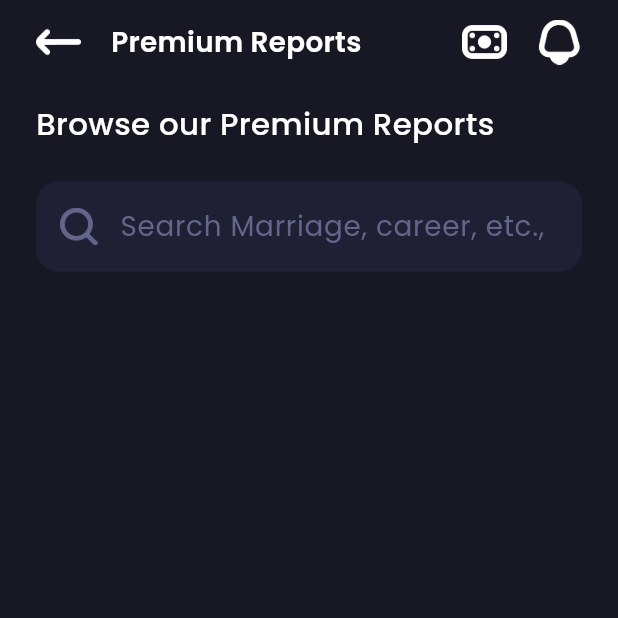
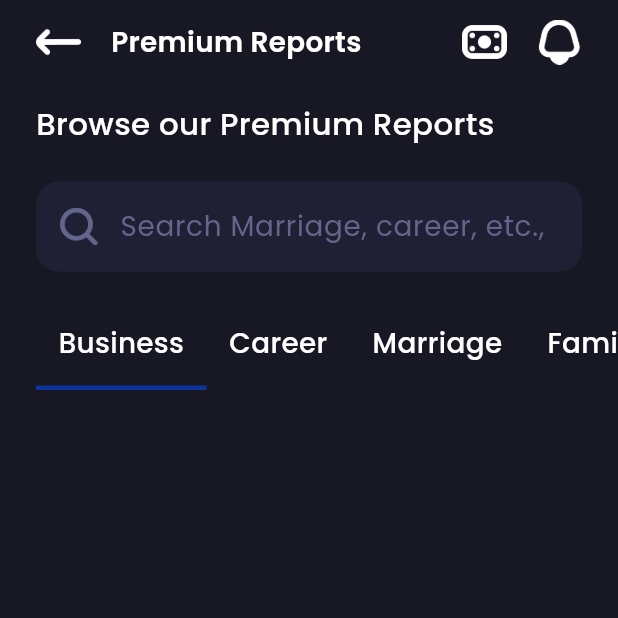
Before and after one commit to marcolous/Flutter-Site_Galleria, a Flutter app: the screen it shows after launch, on a phone screen of 412 x 824 dp, the top half of it. Run offline on Flutter 3.47's test engine with Material 3 defaults, Android fonts, the phone set to English and light mode, and no system bars; our stand-ins replace gap.

Commit message:
finish horizontal categories list view

```diff
--- /dev/null
+++ b/lib/details_screen/widget/categories_h_list_view.dart
@@ -0,0 +1,40 @@
+import 'package:flutter/material.dart';
+import 'package:site_galleria/details_screen/widget/category_h_item.dart';
+
+class CategoriesHListView extends StatefulWidget {
+  const CategoriesHListView({super.key});
+
+  @override
+  State<CategoriesHListView> createState() => _CategoriesHListViewState();
+}
+
+class _CategoriesHListViewState extends State<CategoriesHListView> {
+  int activeIndex = 0;
+  static List<String> categories = [
+    'Business',
+    'Career',
+    'Marriage',
+    'Family',
+    'Health',
+  ];
+  @override
+  Widget build(BuildContext context) {
+    return SizedBox(
+      height: 55,
+      child: ListView.builder(
+        padding: const EdgeInsets.symmetric(horizontal: 24),
+        scrollDirection: Axis.horizontal,
+        itemCount: categories.length,
+        itemBuilder: (context, index) => CategoryHItem(
+          title: categories[index],
+          isActive: index == activeIndex,
+          onTap: () {
+            setState(() {
+              activeIndex = index;
+            });
+          },
+        ),
+      ),
+    );
+  }
+}
--- /dev/null
+++ b/lib/details_screen/widget/category_h_item.dart
@@ -0,0 +1,38 @@
+import 'package:flutter/material.dart';
+import 'package:site_galleria/core/utils/styles.dart';
+
+class CategoryHItem extends StatelessWidget {
+  const CategoryHItem({
+    super.key,
+    required this.title,
+    required this.isActive,
+    required this.onTap,
+  });
+  final String title;
+  final bool isActive;
+  final void Function() onTap;
+  @override
+  Widget build(BuildContext context) {
+    return GestureDetector(
+      onTap: onTap,
+      child: Container(
+        padding: const EdgeInsets.symmetric(horizontal: 15, vertical: 10),
+        decoration: BoxDecoration(
+          border: isActive
+              ? const Border(
+                  bottom: BorderSide(
+                    color: Color(0xff0C359E),
+                    width: 3,
+                  ),
+                )
+              : const Border(),
+        ),
+        child: Text(
+          title,
+          style: Styles.style18(context),
+          textAlign: TextAlign.center,
+        ),
+      ),
+    );
+  }
+}
--- a/lib/details_screen/widget/details_screen_body.dart
+++ b/lib/details_screen/widget/details_screen_body.dart
@@ -2,6 +2,7 @@ import 'package:flutter/material.dart';
 import 'package:gap/gap.dart';
 import 'package:site_galleria/core/utils/no_bounce_scroll_behavior.dart';
 import 'package:site_galleria/core/utils/styles.dart';
+import 'package:site_galleria/details_screen/widget/categories_h_list_view.dart';
 import 'package:site_galleria/details_screen/widget/custom_padding.dart';
 import 'package:site_galleria/details_screen/widget/search_widget.dart';
 
@@ -22,7 +23,9 @@ class DetailsScreenBody extends StatelessWidget {
             ),
           ),
           const Gap(24),
-          const SearchWidget()
+          const SearchWidget(),
+          const Gap(24),
+          const CategoriesHListView()
         ],
       ),
     );
```
